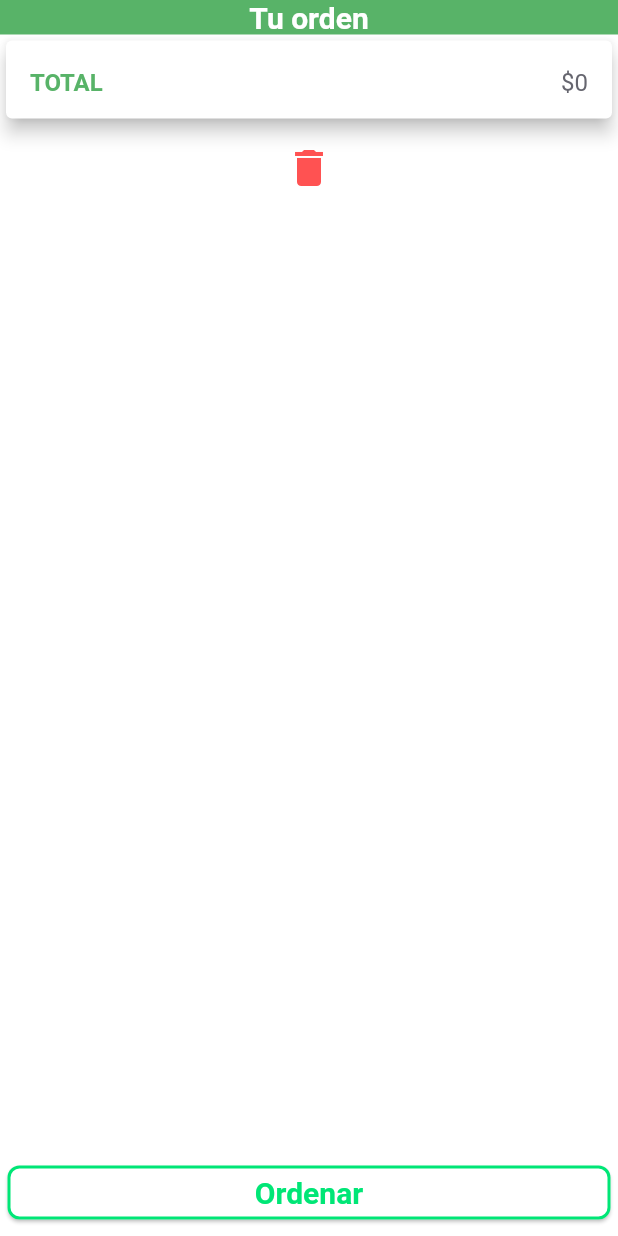
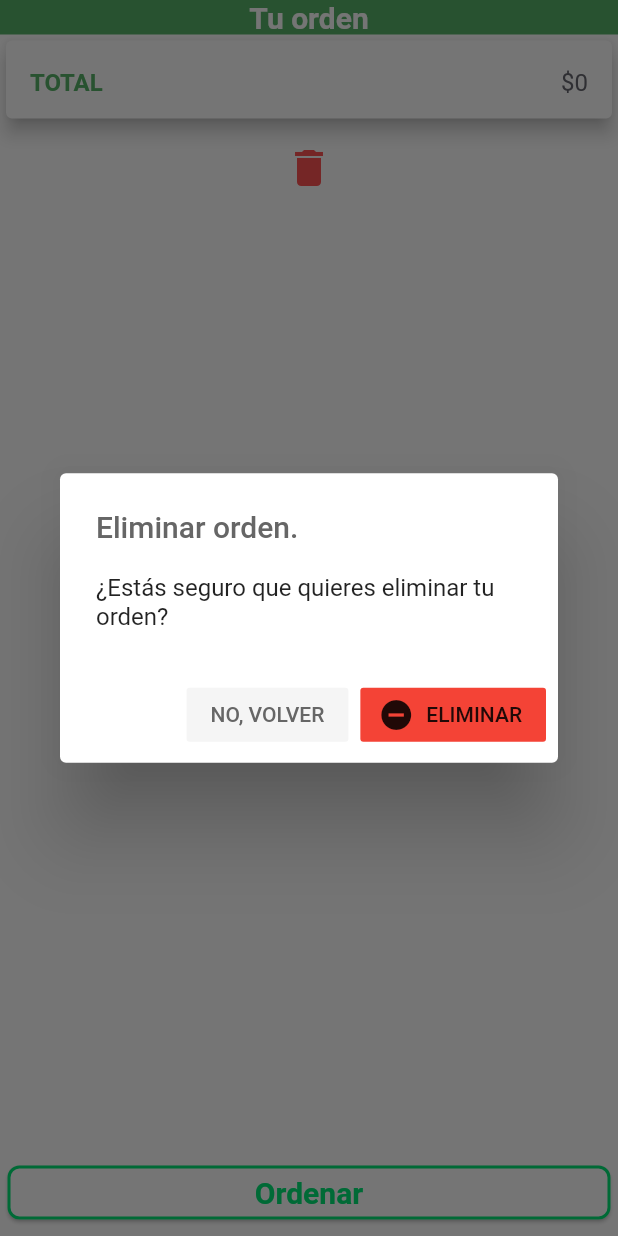
Before and after one commit to jcardenasc93/PideFacilApp, a Flutter app: the OrderView screen opened directly with empty values, after a tap on the "delete" icon, on a phone screen of 412 x 824 dp. Run offline on Flutter 3.47's test engine with Material 2 defaults, Android fonts, the phone set to English and light mode, and no system bars.

Commit message:
Agrega funcionalidad que permite eliminar toda la orden al presionar el icono de trash.

```diff
--- a/lib/order_manager.dart
+++ b/lib/order_manager.dart
@@ -54,6 +54,56 @@ class OrderManagerState extends State<OrderManager> {
     setState(() {
       _totalValorOrden = 0;
       orden.forEach((d) => _totalValorOrden += d.precioTotalPlato);
+    });
+  }
+
+  /// Displays a alert dialog to confirm the order deletion.
+  Future _confimacionEliminarOrden(BuildContext context) async {
+    return showDialog(
+        context: context,
+        // User must choose an option to close dialog.
+        barrierDismissible: false,
+        builder: (BuildContext context) {
+          /// Create the AlertDialog.
+          return AlertDialog(
+            title: new Text(
+              'Eliminar orden.',
+              style: TextStyle(
+                color: Color(0xFF666666),
+              ),
+            ),
+            content: new Text('¿Estás seguro que quieres eliminar tu orden?'),
+            // These are user options.
+            actions: <Widget>[
+              FlatButton(
+                child: Text(
+                  'NO, VOLVER',
+                  style: TextStyle(color: Color(0xFF666666)),
+                ),
+                color: Colors.grey.shade100,
+                onPressed: () {
+                  Navigator.of(context).pop();
+                },
+              ),
+              FlatButton.icon(
+                  color: Colors.red,
+                  icon: Icon(Icons.remove_circle),
+                  label: Text('ELIMINAR'),
+                  onPressed: () {
+                    _deleteOrder();
+                    Navigator.of(context).pop();
+                    //_ordenar();
+                  }),
+            ],
+          );
+        });
+  }
+
+  _deleteOrder() {
+    // TODO: Agregar animación al eliminar items.
+    setState(() {
+      orden.removeWhere((d) => d.nombrePlato != '');
+      _totalValorOrden = 0;
     });
   }
 
@@ -211,7 +261,9 @@ class OrderManagerState extends State<OrderManager> {
             padding: EdgeInsets.all(5.0),
             child: IconButton(
               icon: Icon(Icons.delete),
-              onPressed: () => {},
+              onPressed: () {
+                _confimacionEliminarOrden(context);
+              },
               tooltip: "Eliminar orden",
               color: Colors.redAccent,
               padding: EdgeInsets.all(2.0),
--- a/lib/pages/order_view.dart
+++ b/lib/pages/order_view.dart
@@ -42,7 +42,7 @@ class OrderViewState extends State<OrderView> {
             // These are user options.
             actions: <Widget>[
               FlatButton(
-                child: Text('NO. VOLVER'),
+                child: Text('NO, VOLVER'),
                 color: Colors.red,
                 onPressed: () {
                   Navigator.of(context).pop();
```
